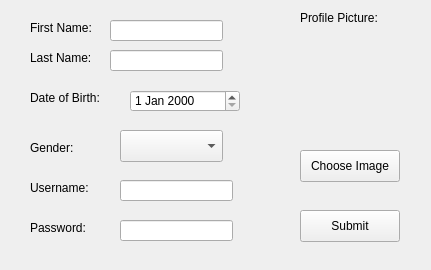
This is Qt2/QtAssignment2/signupui.ui in ryliebyers/MRI as Qt 5 draws it before an edit. The edited form follows.
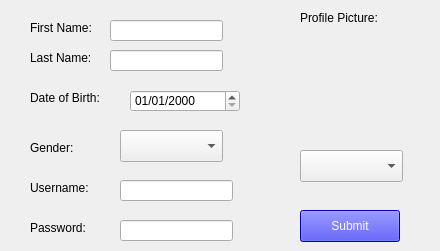
This is the edited form. Icons and pictures are not drawn.

```diff
--- a/Qt2/QtAssignment2/signupui.ui
+++ b/Qt2/QtAssignment2/signupui.ui
@@ -6,8 +6,8 @@
    <rect>
     <x>0</x>
     <y>0</y>
-    <width>431</width>
-    <height>270</height>
+    <width>440</width>
+    <height>251</height>
    </rect>
   </property>
   <property name="windowTitle">
@@ -84,6 +84,9 @@
      <height>22</height>
     </rect>
    </property>
+   <property name="displayFormat">
+    <string>MM/dd/yyyy</string>
+   </property>
   </widget>
   <widget class="QLabel" name="GLabel">
    <property name="geometry">
@@ -144,19 +147,6 @@
     <pixmap resource="resources.qrc">:/images/default.jpeg</pixmap>
    </property>
   </widget>
-  <widget class="QPushButton" name="chooseBtn">
-   <property name="geometry">
-    <rect>
-     <x>300</x>
-     <y>150</y>
-     <width>100</width>
-     <height>32</height>
-    </rect>
-   </property>
-   <property name="text">
-    <string>Choose Image</string>
-   </property>
-  </widget>
   <widget class="QLabel" name="UNLabel">
    <property name="geometry">
     <rect>
@@ -215,6 +205,12 @@
      <height>32</height>
     </rect>
    </property>
+   <property name="styleSheet">
+    <string notr="true">QPushButton {
+    background-color: blue;
+    color: white;  // Sets the text color to white for better contrast
+}</string>
+   </property>
    <property name="text">
     <string>Submit</string>
    </property>
@@ -232,6 +228,16 @@
     <string>Profile Picture:</string>
    </property>
   </widget>
+  <widget class="QComboBox" name="imageSelectorComboBox">
+   <property name="geometry">
+    <rect>
+     <x>300</x>
+     <y>150</y>
+     <width>103</width>
+     <height>32</height>
+    </rect>
+   </property>
+  </widget>
  </widget>
  <resources>
   <include location="resources.qrc"/>
```
Left out of the diff: 5 changed lines with no effect on the pictures.
